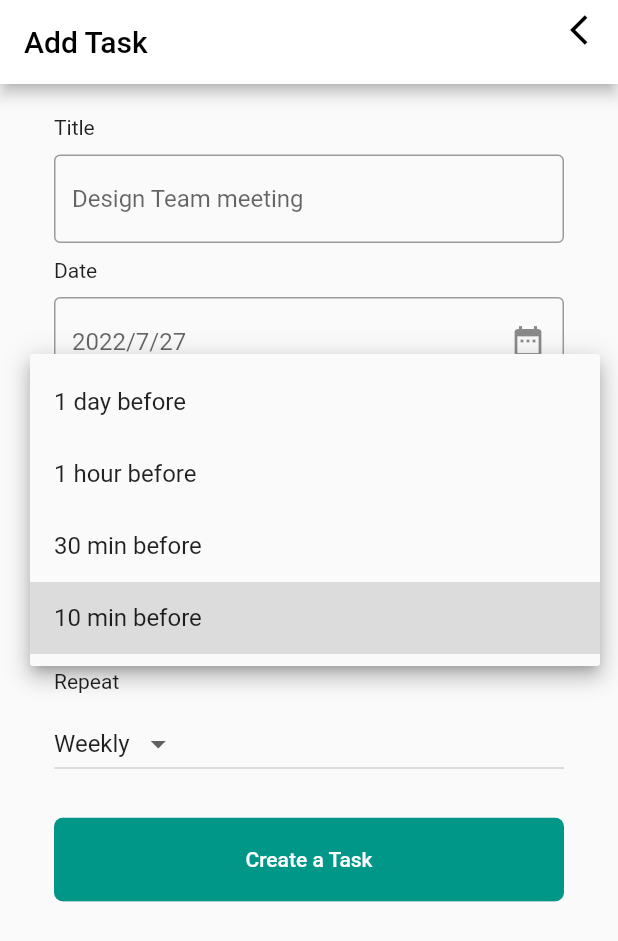
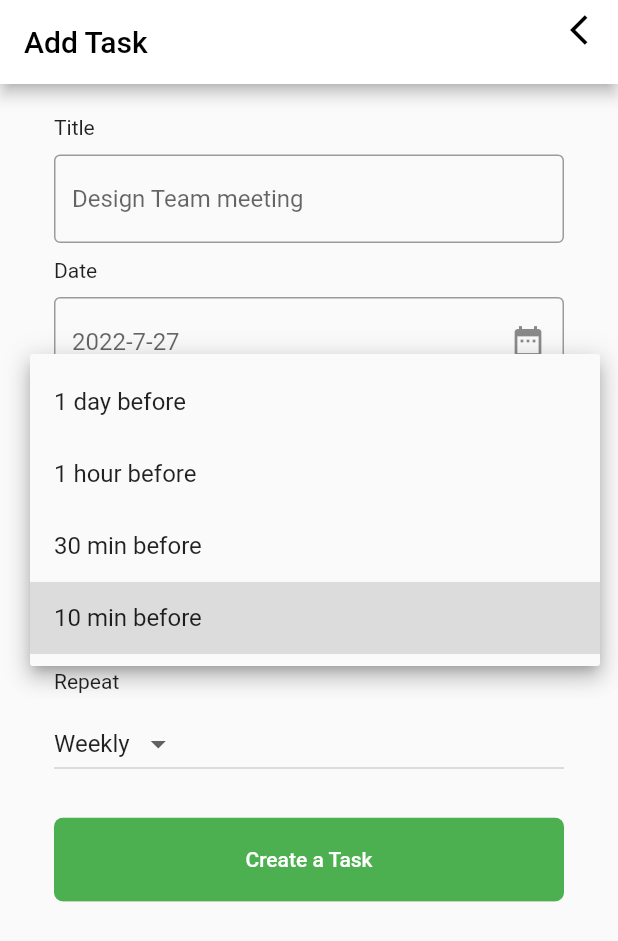
Before and after one commit to HebaLashin/to_do, a Flutter app: the AddTaskWidget screen opened directly, after a tap on "10 min before", on a phone screen of 412 x 824 dp. Shown: the top 941 px of the screen. Run offline on Flutter 3.47's test engine with Material 2 defaults, Android fonts, the phone set to English and light mode, and no system bars; our stand-ins replace bloc, date_picker_timeline, flutter_bloc, sqflite; accounts and stored records are empty.

Commit message:
4 Commit

```diff
--- a/lib/core/util/blocs/cubit.dart
+++ b/lib/core/util/blocs/cubit.dart
@@ -16,7 +16,6 @@ class AppBloc extends Cubit<appstates> {
 
   static AppBloc get(context) => BlocProvider.of<AppBloc>(context);
 
-  late Database database ;
 
   void initDatabase() async {
     // Get a location using getDatabasesPath
@@ -26,29 +25,34 @@ class AppBloc extends Cubit<appstates> {
     emit(appdatabaseInitialized());
   }
 
-
-  void opendb({required String path,})  {
-    database  = openDatabase(path, version: 1,
-        onCreate: (Database db, int version) {
-           db.execute(
+  late Database database ;
+  void opendb({required String path,}) async {
+      openDatabase(path, version: 1,
+        onCreate: (Database db, int version)async  {
+          await  db.execute(
             'CREATE TABLE task (id INTEGER PRIMARY KEY,title TEXT,date TEXT,starttime TEXT,endtime TEXT,remind TEXT,repeat TEXT)')
                .then((value) {emit(appdatabasetablecreated());
-             });
-           },
+             });           },
         onOpen: (Database db) {
           emit(appdatabaseopenedstate());
           debugPrint("DataBaseOpened");
           database = db;
           gettasksData();
         }
-    ) as Database;
+    );
   }
 
-  //TextEditingController usernameController = TextEditingController();
+
+
+  TextEditingController titlecontroller = TextEditingController();
+  TextEditingController datecontroller = TextEditingController();
+  TextEditingController starttimecontroller = TextEditingController();
+  TextEditingController endtimecontroller = TextEditingController();
   void inserttaskData() async {
     await database.transaction((txn) async {
       await txn.rawInsert(
-          'INSERT INTO task(title,date,starttime,endtime,remind,repeat) VALUES("1,2,3,4,5,6")');
+          'INSERT INTO task(title,date,starttime,endtime,remind,repeat) VALUES("${titlecontroller.text}","${datecontroller.text}",'
+              '"${starttimecontroller.text}","${endtimecontroller.text}","5","6")');
      // 'INSERT INTO task(title,date,starttime,endtime,remind,repeat) VALUES("1","2","3","4","5","6")');
 
       /*
@@ -69,8 +73,11 @@ class AppBloc extends Cubit<appstates> {
   }
 
   List<Map> tasks = [];
-  void gettasksData() async {
+  Future<List<Map>>  gettasksData() async {
     tasks = await database.rawQuery('SELECT * FROM task');
     emit(appDatabasetasks());
+    debugPrint('gettasksData');
+    return tasks;
+
   }
 }
--- a/lib/core/util/widgets/mybutton.dart
+++ b/lib/core/util/widgets/mybutton.dart
@@ -17,7 +17,7 @@ class MyButton extends StatelessWidget {
     this.width = double.infinity,
     required this.onClick,
     this.radius = 6.0,
-    this.buttonColor = Colors.teal,
+    this.buttonColor = Colors.green,
    }) : super(key: key);
 
   @override
--- a/lib/features/addtask/addtaskwidget.dart
+++ b/lib/features/addtask/addtaskwidget.dart
@@ -1,6 +1,7 @@
 import 'package:flutter/material.dart';
 import 'package:to_do/core/util/blocs/states.dart';
 //import 'package:intl/intl.dart';
+import 'package:intl/intl.dart';
 
 import 'package:to_do/core/util/blocs/cubit.dart';
 import 'package:to_do/core/util/widgets/mybutton.dart';
@@ -16,23 +17,23 @@ class _AddTaskWidget  extends State<AddTaskWidget> {
   List<String> repeat_all_items = ['Weekly', 'monthly', '3', '4'];
   String repeat_selectedItem = 'Weekly';
 
-  List<String> remind_all_items = ['1 day before', '1 hour before', '30 min before', '10 min before'];
+  List<String> remind_all_items = [
+    '1 day before',
+    '1 hour before',
+    '30 min before',
+    '10 min before'
+  ];
   String remind_selectedItem = '10 min before';
-
   DateTime _selectedDate = DateTime.now();
- // String starttime = "${DateTime.now().hour}".toString()+":"+"${DateTime.now().minute}" .toString();
-  String starttime = "10:10 AM";//DateFormat("hh:mm a").format(DateTime.now()).toString();
-  String endtime = "11.30 PM";
-  bool isstarttime = true;
+  String starttime = DateFormat("hh:mm a").format(DateTime.now()).toString();
+  String endtime = DateFormat("hh:mm a").format(DateTime.now()).toString();
 
   @override
   Widget build(BuildContext context) {
     return BlocConsumer<AppBloc, appstates>(
         listener: (context, state) {},
         builder: (context, state) {
-          return
-            //  padding: EdgeInsets.all(16.0),
-               Scaffold(
+          return Scaffold(
               appBar: AppBar(
                 title: Text(
                   "Add Task", style: TextStyle(color: Colors.black),),
@@ -46,16 +47,11 @@ class _AddTaskWidget  extends State<AddTaskWidget> {
                       onPressed: () {
                         Navigator.push(context, MaterialPageRoute(
                           builder: (context) => OnBoardPage(),),);
-                          }
+                      }),],
               ),
-                    ],
-                  ),
-
-                  body:
-                  Container(
+              body: Container(
                   padding: EdgeInsets.all(16.0),
-                      child:
-                  SingleChildScrollView(child: Column(
+                  child: SingleChildScrollView(child: Column(
                     crossAxisAlignment: CrossAxisAlignment.start,
                     children: [
                       Container(
@@ -67,6 +63,9 @@ class _AddTaskWidget  extends State<AddTaskWidget> {
                         margin: EdgeInsets.symmetric(
                             vertical: 5.0, horizontal: 20.0),
                         child: TextFormField(
+                          controller: AppBloc
+                              .get(context)
+                              .titlecontroller,
                           decoration: InputDecoration(
                             hintText: 'Design Team meeting',
                             border: OutlineInputBorder(),
@@ -79,19 +78,22 @@ class _AddTaskWidget  extends State<AddTaskWidget> {
                         child: Text('Date',),),
 
                       Container(
-                        margin: EdgeInsets.symmetric(vertical: 5.0, horizontal: 20.0),
-                        child: TextFormField(
+                        margin: EdgeInsets.symmetric(
+                            vertical: 5.0, horizontal: 20.0),
+                        child: TextFormField(controller: AppBloc.get(context).datecontroller,
                           decoration: InputDecoration(
-                            hintText:
-                            "${_selectedDate.year}"+"/"+"${_selectedDate.month}"+"/"+"${_selectedDate.day}",
+                            hintText: "${_selectedDate.year}" + "-" + "${_selectedDate
+                           .month}" + "-" + "${_selectedDate.day}",
                             border: OutlineInputBorder(),
-                          suffixIcon:Padding (
-                            padding:  EdgeInsets.all (0.0),
-                          child : Icon ( Icons.date_range)),),
-                        onTap: (){
+                            suffixIcon: Padding(
+                                padding: EdgeInsets.all(0.0),
+                                child: Icon(Icons.date_range)),),
+                          onTap: () {
                             _getDate();
-                          debugPrint ('data clicked');
-                        }, ), ),
+                            debugPrint('data clicked');
+                            AppBloc.get(context).datecontroller.clear();
+
+                          },),),
 
                       Container(
                         margin: EdgeInsets.symmetric(
@@ -112,33 +114,39 @@ class _AddTaskWidget  extends State<AddTaskWidget> {
                         margin: EdgeInsets.symmetric(
                             vertical: 5.0, horizontal: 20.0),
                         child: Row(children: [
-                          Container(width: MediaQuery.of(context).size.width / 2.5
+                        Expanded(child :  Container(width: MediaQuery.of(context).size.width / 3
                             , child: TextFormField(
+                              controller: AppBloc
+                                  .get(context)
+                                  .starttimecontroller,
                               decoration: InputDecoration(
-                                hintText: starttime ,
+                                hintText: starttime,
                                 border: OutlineInputBorder(),
-                                suffixIcon:Padding (
-                                    padding:  EdgeInsets.all (0.0),
-                                    child : Icon ( Icons.access_alarm)),),
-                            onTap: (){
-                                isstarttime= true;
-                                _gettimeAlart();
+                                suffixIcon: Padding(
+                                    padding: EdgeInsets.all(0.0),
+                                    child: Icon(Icons.access_alarm)),),
+                              onTap: () {
+                                _getstarttimeAlart();
+                                AppBloc.get(context).starttimecontroller.clear();
                               },
                             ),),
+                        ),
+                         // Spacer(),
 
-                          Spacer(flex: 1,),
-                          Container(width: MediaQuery.of(context).size.width / 2.5
-                            , child:TextFormField(
+                          Expanded(child: Container(width: MediaQuery.of(context).size.width / 3
+                            , child: TextFormField(
+                              controller: AppBloc.get(context).endtimecontroller,
                               decoration: InputDecoration(
                                 hintText: endtime,
                                 border: OutlineInputBorder(),
-                                suffixIcon:Padding (
-                                    padding:  EdgeInsets.all (0.0),
-                                    child : Icon ( Icons.access_alarm)),),
-                              onTap: (){
-                                isstarttime=false;
-                                _gettimeAlart();},
-                            ),),
+                                suffixIcon: Padding(
+                                    padding: EdgeInsets.all(0.0),
+                                    child: Icon(Icons.access_alarm)),),
+                              onTap: () {
+                                _getendtimeAlart();
+                                AppBloc.get(context).endtimecontroller.clear();
+                              },
+                            ),),)
                         ],),),
 
                       Container(
@@ -147,19 +155,20 @@ class _AddTaskWidget  extends State<AddTaskWidget> {
                         child: Text('Remind',),),
 
                       Container(
-                        width: MediaQuery.of(context).size.width,
+                        width: MediaQuery
+                            .of(context)
+                            .size
+                            .width,
                         margin: EdgeInsets.symmetric(
                             vertical: 5.0, horizontal: 20.0),
                         child: DropdownButton(
-                          // decoration:  InputDecoration(enabledBorder: OutlineInputBorder(
-                          // borderRadius: BorderRadius.circular(16),
-                          //  borderSide: BorderSide(width: 3,color: Colors.)
-
                           value: remind_selectedItem,
-                          items: remind_all_items.map((item) => DropdownMenuItem(
+                          items: remind_all_items.map((item) =>
+                              DropdownMenuItem(
                                 child: Text(item,), value: item,)).toList(),
                           onChanged: (value) =>
-                              setState(() => remind_selectedItem = value.toString()),
+                            setState(() =>
+                              remind_selectedItem = value.toString()),
                         )
                         ,),
 
@@ -169,19 +178,20 @@ class _AddTaskWidget  extends State<AddTaskWidget> {
                         child: Text('Repeat',),),
 
                       Container(
-                        width: MediaQuery.of(context).size.width,
+                        width: MediaQuery
+                            .of(context)
+                            .size
+                            .width,
                         margin: EdgeInsets.symmetric(
                             vertical: 5.0, horizontal: 20.0),
                         child: DropdownButton(
-                          // decoration:  InputDecoration(enabledBorder: OutlineInputBorder(
-                          // borderRadius: BorderRadius.circular(16),
-                          //  borderSide: BorderSide(width: 3,color: Colors.)
-
                           value: repeat_selectedItem,
-                          items: repeat_all_items.map((item) => DropdownMenuItem(
+                          items: repeat_all_items.map((item) =>
+                              DropdownMenuItem(
                                 child: Text(item,), value: item,)).toList(),
                           onChanged: (value) =>
-                              setState(() => repeat_selectedItem = value.toString()),
+                              setState(() =>
+                              repeat_selectedItem = value.toString()),
                         )
                         ,),
 
@@ -189,56 +199,91 @@ class _AddTaskWidget  extends State<AddTaskWidget> {
                         margin: EdgeInsets.symmetric(
                             vertical: 20.0, horizontal: 20.0),
                         child: MyButton(text: 'Create a Task',
+                          // controller: AppBloc.get(context).usernameController,
+
                           onClick: () {
                             AppBloc.get(context).inserttaskData();
-//ScaffoldMessenger.of(context).showSnackBar(snackBar(content:const Text ('hhh')));
-                           // Navigator.push(context, MaterialPageRoute(
-                         //     builder: (context) => OnBoardPage(),),);
+                            debugPrint('${AppBloc
+                                .get(context)
+                                .titlecontroller
+                                .text}${AppBloc
+                                .get(context)
+                                .datecontroller
+                                .text}'
+                                '${AppBloc
+                                .get(context)
+                                .starttimecontroller
+                                .text}${AppBloc
+                                .get(context)
+                                .endtimecontroller
+                                .text}56');
+
+                            Navigator.push(context, MaterialPageRoute(
+                              builder: (context) => OnBoardPage(),),);
                           },
-                        ),),],     ),
+                        ),),
+                    ],),
                   )));
         }
 
     );
   }
 
-   _getDate()   async{
-    DateTime? time = await  showDatePicker(context: context,
+  _getDate() async {
+    DateTime? datetime = await showDatePicker(context: context,
         initialDate: _selectedDate,
-        firstDate: DateTime(2000), lastDate: DateTime(2121));
-       if (time !=null){
-       //  AppBloc.get(context).inserttaskData();
-         setState(() {
-           _selectedDate = time;
+        firstDate: DateTime(2000), lastDate: DateTime(2121)).then((value) {
+      AppBloc.get(context).datecontroller.text = DateFormat("y-M-d").format(value!);
+    });
+    if (datetime != null) {
+       _selectedDate = datetime;
       print("choosing a date correctly");
-         });
     }
     else {
       print("error choosing a date");
-
     }
   }
 
-  _gettimeAlart() async {
-    var pickedTime  = await showTimePicker(
+
+  _getstarttimeAlart() async {
+    var pickedTime = await showTimePicker(
         initialEntryMode: TimePickerEntryMode.input,
         context: context,
-        initialTime: TimeOfDay(hour: 9, minute: 10)
-    );
+      initialTime: TimeOfDay.now(),
+    ).then((value) {
+      AppBloc
+          .get(context)
+          .starttimecontroller
+          .text = value!.format(context);
+    });
     String format_time = pickedTime!.format(context);
     if (pickedTime == null) {
       debugPrint("please choose time");
-    } else if (isstarttime == true) {
-      setState(() {
-        starttime = format_time;
+    }
+    starttime= format_time;
     debugPrint("start time");
+  }
+
+  _getendtimeAlart() async {
+    var pickedTime = await showTimePicker(
+        initialEntryMode: TimePickerEntryMode.input,
+        context: context,
+        initialTime: TimeOfDay.now(),
+    ).then((value) {
+      AppBloc
+          .get(context)
+          .endtimecontroller
+          .text = value!.format(context);
     });
+    String format_time = pickedTime!.format(context);
+    if (pickedTime == null) {
+      debugPrint("please choose time");
     }
-    else if (isstarttime == false) {
-        setState(() {
-          endtime = format_time;
-          debugPrint("endtime");
-        });
-      };
+    endtime= format_time;
+    debugPrint("end time");
   }
+
+
+
+
 }
```
Also changed, not shown: 1 other file. Lines whose indentation alone changed are shown as unchanged.
